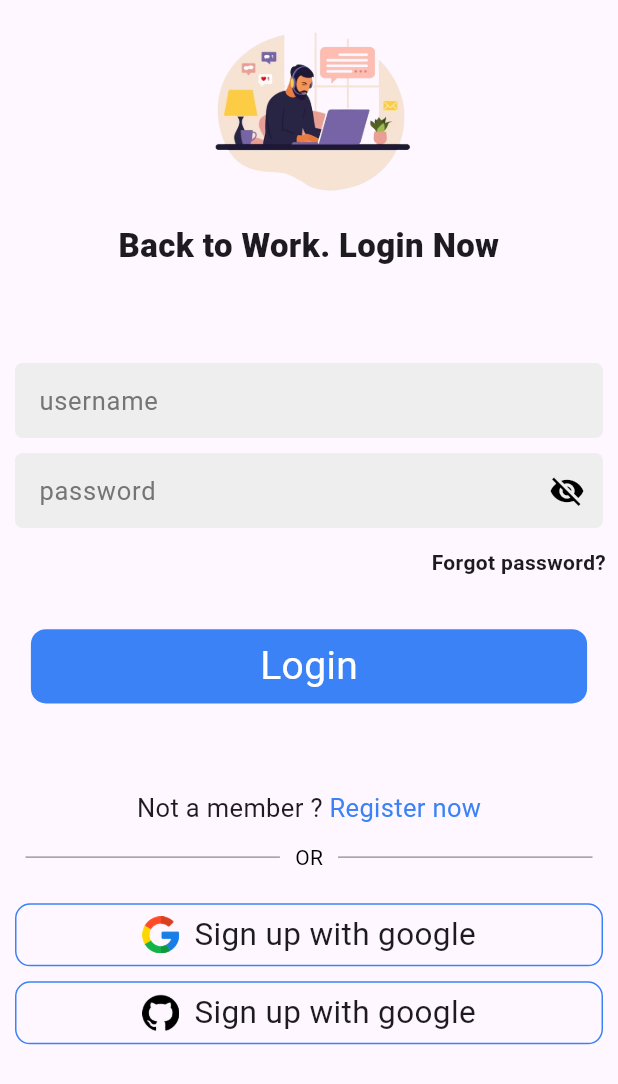
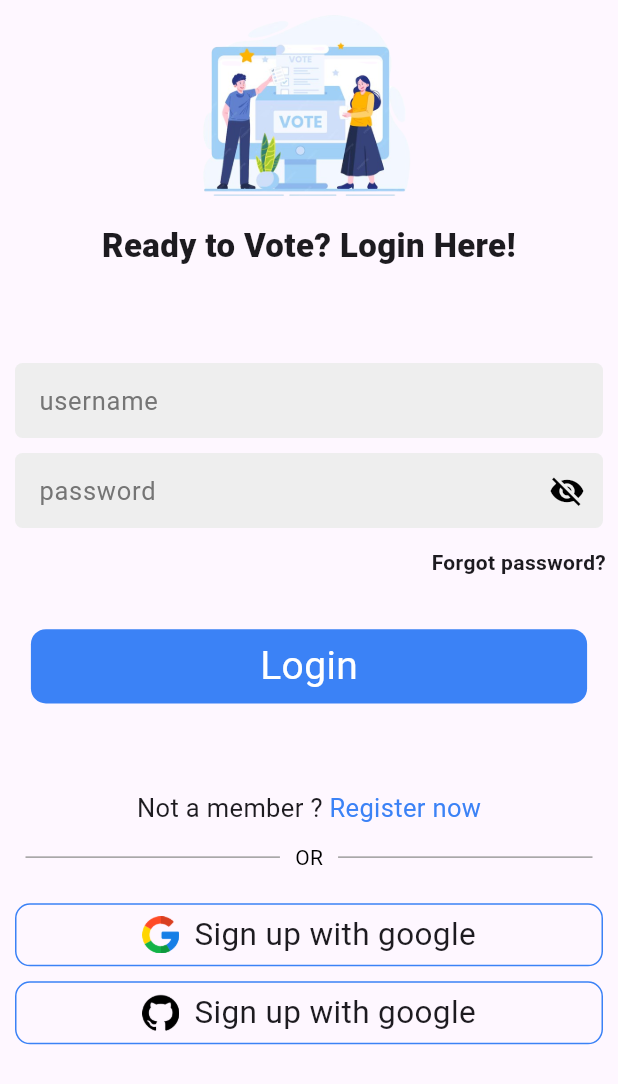
Before and after one commit to bachriotmane/Internet-voting-system, a Flutter app: the screen it shows after launch, on a phone screen of 412 x 824 dp. Shown: the top 1084 px of the screen. Run offline on Flutter 3.47's test engine with Material 3 defaults, Android fonts, the phone set to English and light mode, and no system bars; our stand-ins replace bloc, dartz, dio, flutter_bloc, get_it, get_storage and 2 more.

Commit message:
refactor login/register page

```diff
--- a/Client side Flutter/voting_system_app/lib/common/utils/constants/app.constants.dart
+++ b/Client side Flutter/voting_system_app/lib/common/utils/constants/app.constants.dart
@@ -1,5 +1,5 @@
 class AppConsants {
-  static const localhot = "localhost";
+  static const localhot = "100.88.19.23";
   static const String baseUrl = "http://$localhot:8087";
   static const String apiUrl = "$baseUrl/api/";
 }
--- a/Client side Flutter/voting_system_app/lib/common/utils/constants/english.expressions.dart
+++ b/Client side Flutter/voting_system_app/lib/common/utils/constants/english.expressions.dart
@@ -1,4 +1,4 @@
 class EnglishExpressions {
-  static const registerExpression = "Be Your Own Boss. Get Paid Fast";
-  static const loginExpression = "Back to Work. Login Now";
+  static const registerExpression = "Make Your Voice Heard. Register Now!";
+  static const loginExpression = "Ready to Vote? Login Here!";
 }
```
Also changed, not shown: Client side Flutter/voting_system_app/assets/auth-assets/register.png.
